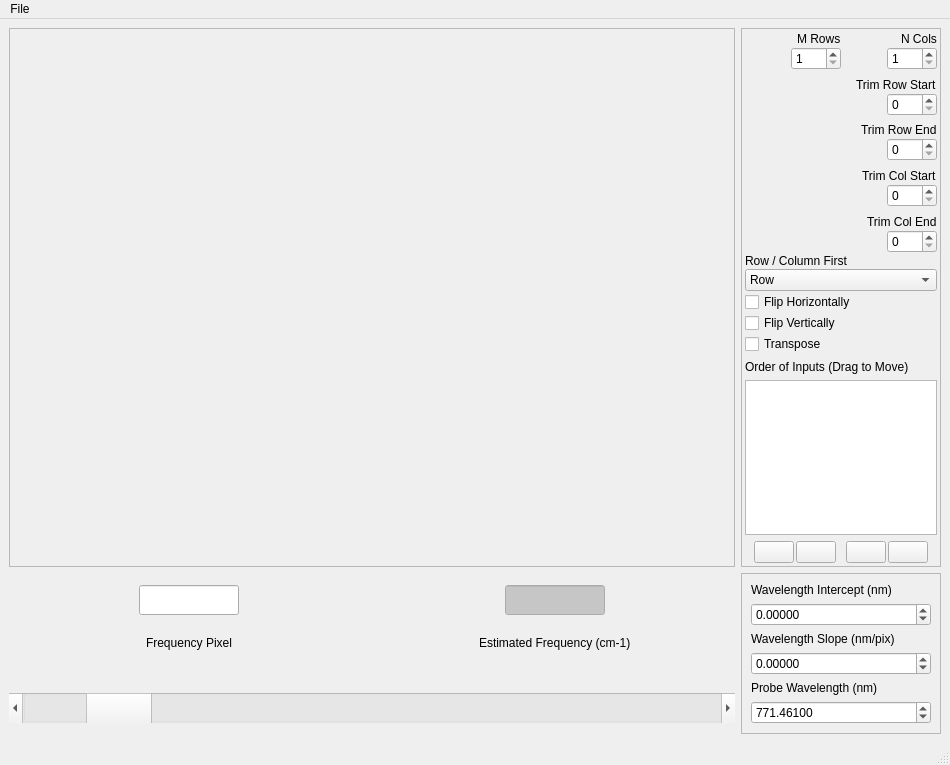
Qt form crikit/ui/qt5/ui_Mosaic.ui (CCampJr/CRIkit2) before a commit.
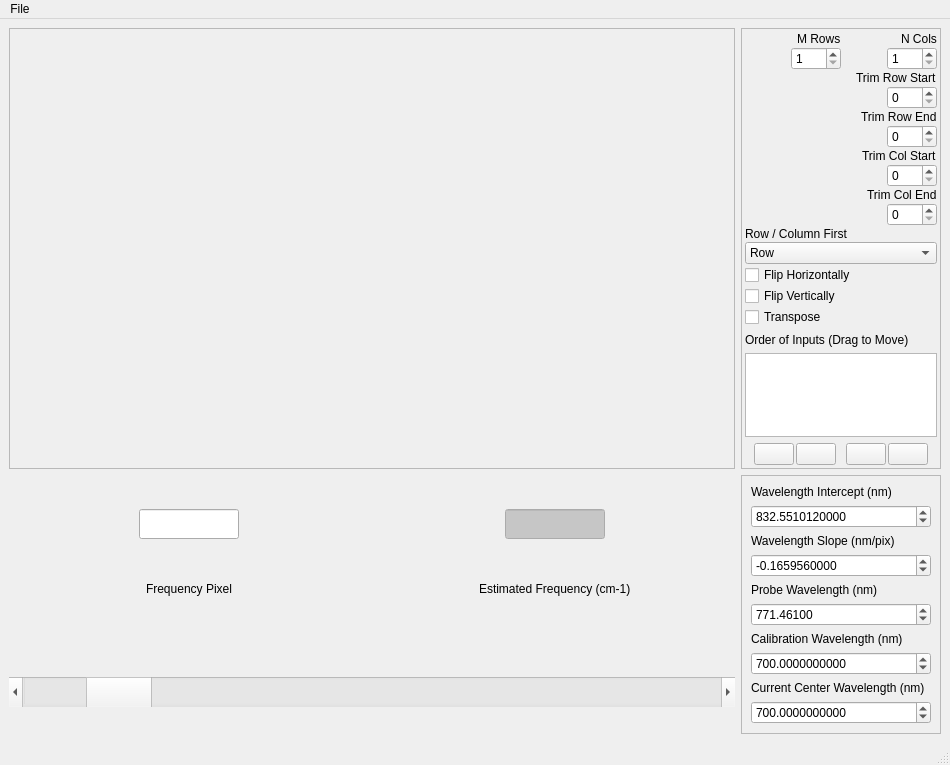
The same form after that commit. Icons and pictures are not drawn.

Commit message: Wavelength calibration and frequency estimate added and work

```diff
--- a/crikit/ui/qt5/ui_Mosaic.ui
+++ b/crikit/ui/qt5/ui_Mosaic.ui
@@ -578,7 +578,7 @@
        </widget>
       </item>
       <item row="0" column="0" alignment="Qt::AlignHCenter">
-       <widget class="QLineEdit" name="lineEditFreq">
+       <widget class="QLineEdit" name="lineEditPix">
         <property name="sizePolicy">
          <sizepolicy hsizetype="Fixed" vsizetype="Fixed">
           <horstretch>0</horstretch>
@@ -612,7 +612,7 @@
        </widget>
       </item>
       <item row="0" column="1" alignment="Qt::AlignHCenter">
-       <widget class="QLineEdit" name="lineEdit">
+       <widget class="QLineEdit" name="lineEditFreq">
         <property name="enabled">
          <bool>true</bool>
         </property>
@@ -766,7 +766,7 @@
        <item>
         <widget class="QDoubleSpinBox" name="spinBoxIntercept">
          <property name="decimals">
-          <number>5</number>
+          <number>10</number>
          </property>
          <property name="minimum">
           <double>-100000000.000000000000000</double>
@@ -774,8 +774,24 @@
          <property name="maximum">
           <double>100000000.000000000000000</double>
          </property>
+         <property name="value">
+          <double>832.551012000000014</double>
+         </property>
         </widget>
        </item>
+       <item>
+        <spacer name="verticalSpacer_5">
+         <property name="orientation">
+          <enum>Qt::Vertical</enum>
+         </property>
+         <property name="sizeHint" stdset="0">
+          <size>
+           <width>20</width>
+           <height>40</height>
+          </size>
+         </property>
+        </spacer>
+       </item>
        <item>
         <widget class="QLabel" name="label_11">
          <property name="text">
@@ -786,7 +802,7 @@
        <item>
         <widget class="QDoubleSpinBox" name="spinBoxSlope">
          <property name="decimals">
-          <number>5</number>
+          <number>10</number>
          </property>
          <property name="minimum">
           <double>-100000000.000000000000000</double>
@@ -794,8 +810,24 @@
          <property name="maximum">
           <double>100000000.000000000000000</double>
          </property>
+         <property name="value">
+          <double>-0.165956000000000</double>
+         </property>
         </widget>
        </item>
+       <item>
+        <spacer name="verticalSpacer_9">
+         <property name="orientation">
+          <enum>Qt::Vertical</enum>
+         </property>
+         <property name="sizeHint" stdset="0">
+          <size>
+           <width>20</width>
+           <height>40</height>
+          </size>
+         </property>
+        </spacer>
+       </item>
        <item>
         <widget class="QLabel" name="label_12">
          <property name="text">
@@ -819,6 +851,78 @@
          </property>
         </widget>
        </item>
+       <item>
+        <widget class="QLabel" name="label_13">
+         <property name="text">
+          <string>Calibration Wavelength (nm)</string>
+         </property>
+        </widget>
+       </item>
+       <item>
+        <widget class="QDoubleSpinBox" name="spinBoxCalibWL">
+         <property name="decimals">
+          <number>10</number>
+         </property>
+         <property name="minimum">
+          <double>-100000000.000000000000000</double>
+         </property>
+         <property name="maximum">
+          <double>10000000.000000000000000</double>
+         </property>
+         <property name="value">
+          <double>700.000000000000000</double>
+         </property>
+        </widget>
+       </item>
+       <item>
+        <spacer name="verticalSpacer_10">
+         <property name="orientation">
+          <enum>Qt::Vertical</enum>
+         </property>
+         <property name="sizeHint" stdset="0">
+          <size>
+           <width>20</width>
+           <height>40</height>
+          </size>
+         </property>
+        </spacer>
+       </item>
+       <item>
+        <widget class="QLabel" name="label_14">
+         <property name="text">
+          <string>Current Center Wavelength (nm)</string>
+         </property>
+        </widget>
+       </item>
+       <item>
+        <widget class="QDoubleSpinBox" name="spinBoxCenterWL">
+         <property name="decimals">
+          <number>10</number>
+         </property>
+         <property name="minimum">
+          <double>-100000000.000000000000000</double>
+         </property>
+         <property name="maximum">
+          <double>10000000.000000000000000</double>
+         </property>
+         <property name="value">
+          <double>700.000000000000000</double>
+         </property>
+        </widget>
+       </item>
+       <item>
+        <spacer name="verticalSpacer_11">
+         <property name="orientation">
+          <enum>Qt::Vertical</enum>
+         </property>
+         <property name="sizeHint" stdset="0">
+          <size>
+           <width>20</width>
+           <height>40</height>
+          </size>
+         </property>
+        </spacer>
+       </item>
       </layout>
      </widget>
     </item>
```
The commit also changes 2 other files.
